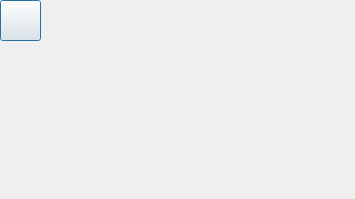
Qt form sheep_and_sheep/GameOverBox.ui (Phoenix-PKU/PracticeofProgramming) before a commit.
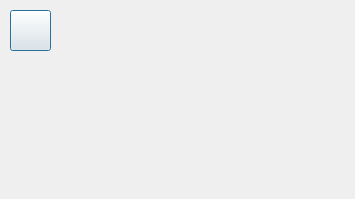
The same form after that commit. Icons and pictures are not drawn.

```diff
--- a/sheep_and_sheep/GameOverBox.ui
+++ b/sheep_and_sheep/GameOverBox.ui
@@ -16,8 +16,8 @@
   <widget class="QPushButton" name="quit">
    <property name="geometry">
     <rect>
-     <x>0</x>
-     <y>0</y>
+     <x>10</x>
+     <y>10</y>
      <width>41</width>
      <height>41</height>
     </rect>
```
